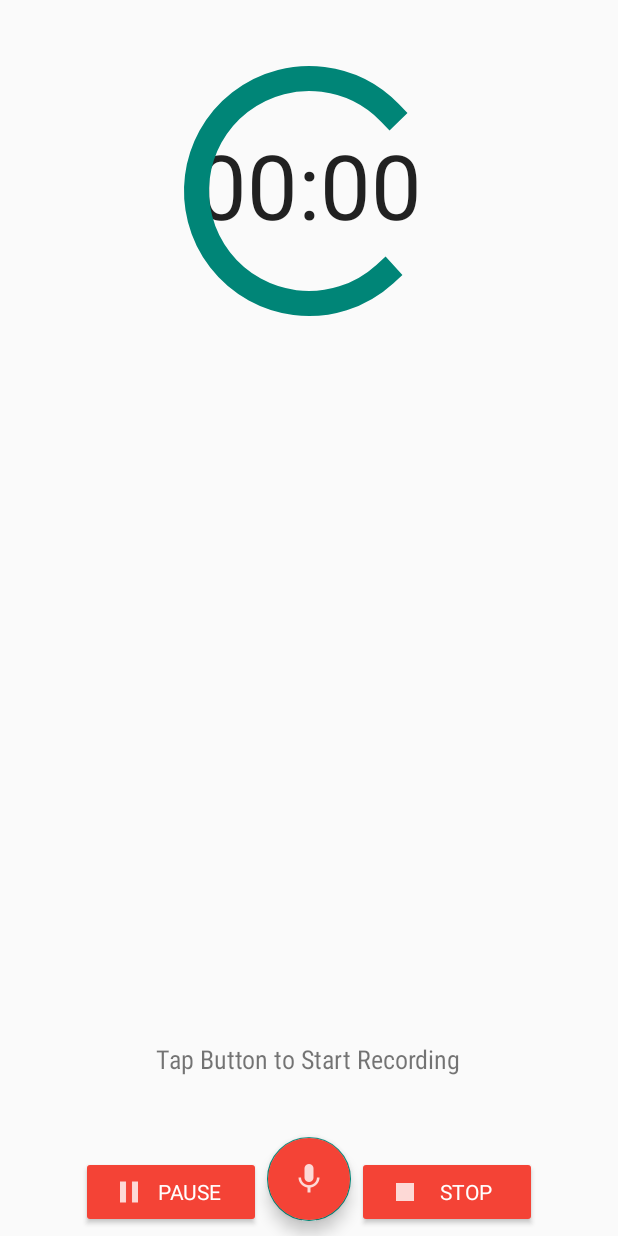
After one commit to shounakdatta/Sound-Recorder, an Android app: the layout record_fragment_layout.xml on its own in the app's theme, with its tools: preview values and no code run, on a phone screen of 412 x 824 dp. The commit adds this screen. Run offline under Robolectric (Android 15) with nearby library versions, the phone set to English and light mode, and no system bars.

Commit message:
Added to design and controls

```diff
--- /dev/null
+++ b/app/src/main/res/layout/record_fragment_layout.xml
@@ -0,0 +1,93 @@
+<?xml version="1.0" encoding="utf-8"?>
+<RelativeLayout
+    xmlns:android="http://schemas.android.com/apk/res/android"
+    xmlns:app="http://schemas.android.com/apk/res-auto" android:id="@+id/fragment_record"
+    android:orientation="vertical"
+    android:layout_width="match_parent"
+    android:layout_height="match_parent">
+
+
+    <android.support.design.widget.FloatingActionButton
+        android:layout_width="wrap_content"
+        android:layout_height="wrap_content"
+        android:clickable="true"
+        android:backgroundTint="@color/colorPrimary"
+        android:src="@drawable/ic_mic_white"
+        android:layout_marginBottom="10dp"
+        android:layout_alignParentBottom="true"
+        android:layout_centerHorizontal="true"
+        android:id="@+id/recordButton">
+    </android.support.design.widget.FloatingActionButton>
+
+    <Chronometer
+            android:layout_width="wrap_content"
+            android:layout_height="wrap_content"
+            android:id="@+id/chronometer"
+            android:textSize="60sp"
+            android:fontFamily="sans-serif"
+            android:layout_centerHorizontal="true"
+            android:layout_alignBottom="@id/recordProgressBar"
+            android:layout_marginBottom="64dp"
+    >
+    </Chronometer>
+
+    <ProgressBar
+        android:layout_width="200dp"
+        android:layout_height="200dp"
+        android:indeterminate="false"
+        android:id="@+id/recordProgressBar"
+        android:max="100"
+        android:progress="0"
+        android:layout_marginTop="27dp"
+        android:layout_alignParentTop="true"
+        android:layout_centerHorizontal="true"
+    >
+    </ProgressBar>
+
+    <Button
+        android:layout_width="120dp"
+        android:layout_height="wrap_content"
+        android:id="@+id/pauseButton"
+        android:drawableLeft="@drawable/ic_pause_white"
+        android:text="PAUSE"
+        android:fontFamily="sans-serif"
+        android:textColor="@color/white"
+        android:paddingHorizontal="20dp"
+        android:layout_alignParentBottom="true"
+        android:layout_alignRight="@+id/recordButton"
+        android:layout_marginRight="60dp"
+        android:layout_marginBottom="5dp"
+        android:backgroundTint="@color/colorPrimary"
+    >
+    </Button>
+
+    <Button
+            android:layout_width="120dp"
+            android:layout_height="wrap_content"
+            android:id="@+id/stopButton"
+            android:drawableLeft="@drawable/ic_stop_white"
+            android:text="STOP"
+            android:fontFamily="sans-serif"
+            android:textColor="@color/white"
+            android:paddingHorizontal="20dp"
+            android:layout_alignParentBottom="true"
+            android:layout_alignLeft="@+id/recordButton"
+            android:layout_marginLeft="60dp"
+            android:layout_marginBottom="5dp"
+            android:backgroundTint="@color/colorPrimary"
+    >
+    </Button>
+
+    <TextView
+            android:layout_width="wrap_content"
+            android:layout_height="wrap_content"
+            android:id="@+id/recording_status"
+            android:text="Tap Button to Start Recording"
+            android:textSize="17sp"
+            android:fontFamily="sans-serif-condensed"
+            android:layout_above="@+id/recordButton"
+            android:layout_centerHorizontal="true"
+            android:layout_marginBottom="40dp"
+    >
+    </TextView>
+</RelativeLayout>
```
Also changed, not shown: app/src/main/java/com/example/shounakpc/soundrecorder/MainActivity.kt (+59 -0 lines), app/src/main/java/com/example/shounakpc/soundrecorder/RecordFragment.kt (added, +110 -0 lines), app/src/main/res/menu/menu_main.xml (added, +7 -0 lines), app/src/main/res/drawable-hdpi/ic_mic_white.png (added), app/src/main/res/drawable-hdpi/ic_pause_white.png (added), app/src/main/res/drawable-hdpi/ic_stop_white.png (added), app/src/main/res/drawable-mdpi/ic_mic_white.png (added), app/src/main/res/drawable-mdpi/ic_pause_white.png (added), app/src/main/res/drawable-mdpi/ic_stop_white.png (added), app/src/main/res/drawable-xhdpi/ic_mic_white.png (added), app/src/main/res/drawable-xhdpi/ic_pause_white.png (added), app/src/main/res/drawable-xhdpi/ic_stop_white.png (added), app/src/main/res/drawable-xxhdpi/ic_mic_white.png (added), app/src/main/res/drawable-xxhdpi/ic_pause_white.png (added), 4 more files.
